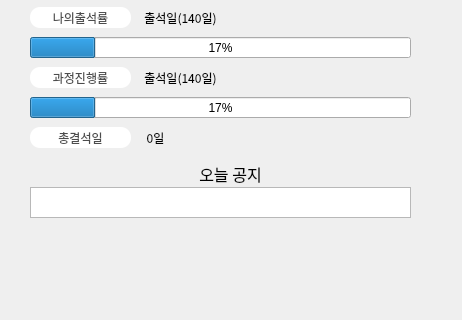
dustn011/indivisual_Project1, file ui/main.ui: the form before one commit; both pictures show x 0 to 462 and y 333 to 653 of the 462 by 653 pixel window.
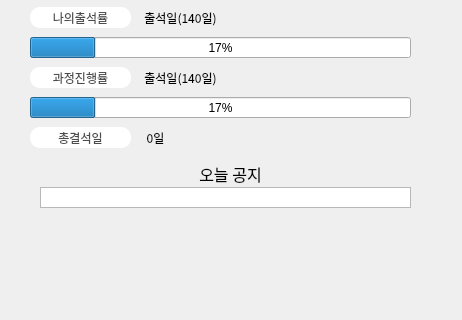
The form after the commit.

What changed in the file:
```diff
--- a/ui/main.ui
+++ b/ui/main.ui
@@ -1213,21 +1213,6 @@
       <string>메세지</string>
      </property>
     </widget>
-    <widget class="QTextBrowser" name="tb_todayclasslist">
-     <property name="geometry">
-      <rect>
-       <x>30</x>
-       <y>520</y>
-       <width>381</width>
-       <height>31</height>
-      </rect>
-     </property>
-     <property name="font">
-      <font>
-       <family>맑은 고딕</family>
-      </font>
-     </property>
-    </widget>
     <widget class="QPushButton" name="btn_showChalendar">
      <property name="geometry">
       <rect>
@@ -1331,6 +1316,16 @@
       <set>Qt::AlignCenter</set>
      </property>
     </widget>
+    <widget class="QListWidget" name="tb_todayclasslist">
+     <property name="geometry">
+      <rect>
+       <x>40</x>
+       <y>520</y>
+       <width>371</width>
+       <height>21</height>
+      </rect>
+     </property>
+    </widget>
     <zorder>attandance_background_box</zorder>
     <zorder>HRDheader_trainingcourse</zorder>
     <zorder>label_15</zorder>
```
Left out of the diff: 2 changed lines with no effect on the pictures.
